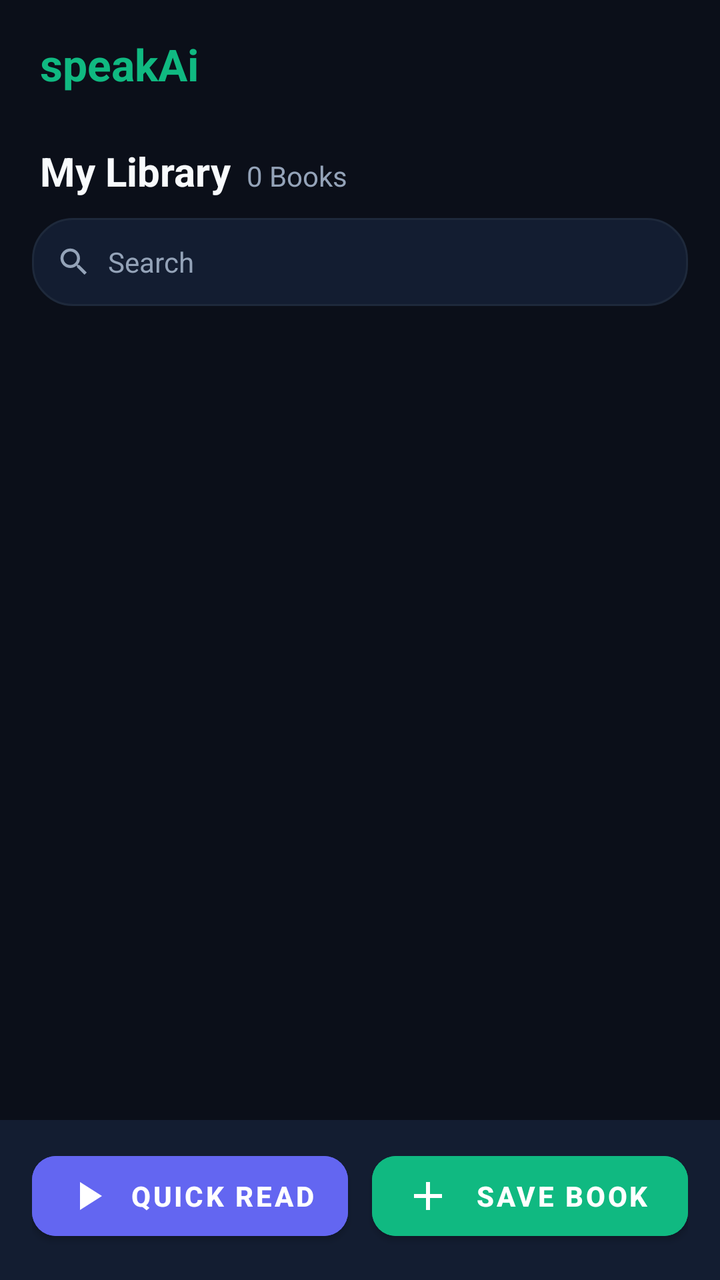
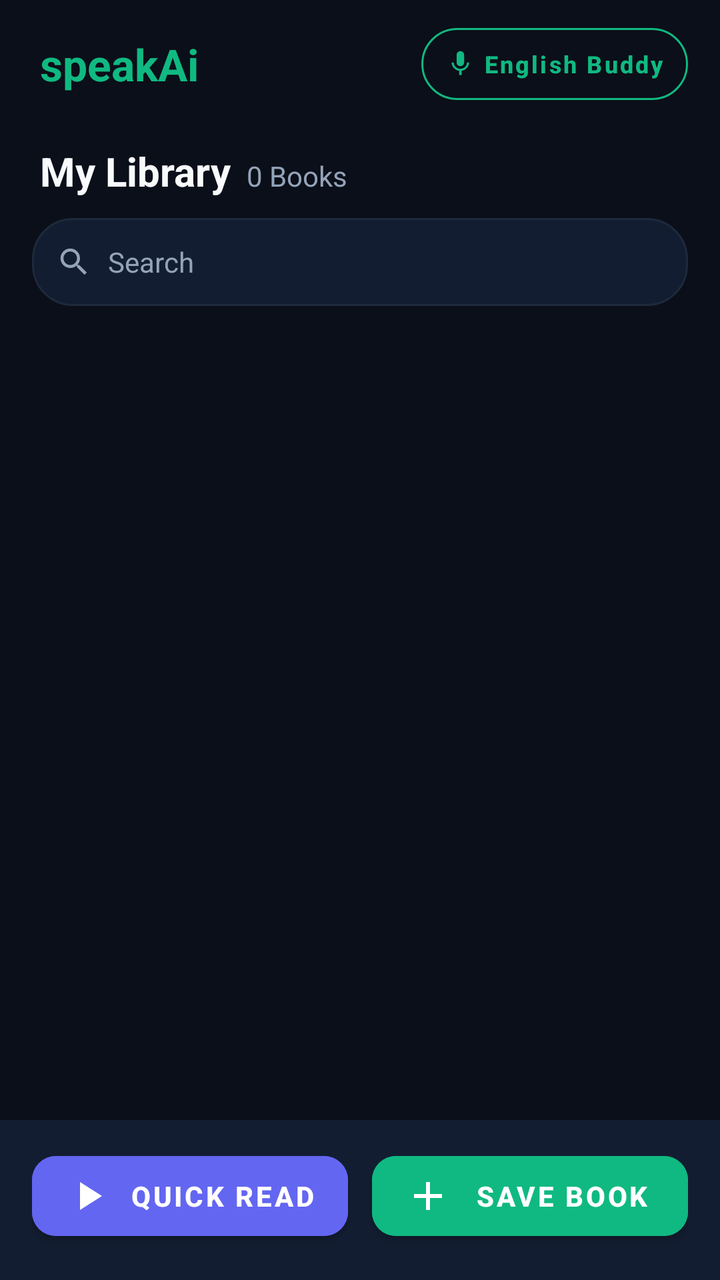

Compare the two renders of this Android layout. The source of the first and the diff that turns it into the second are given below.
<!-- AndroidManifest.xml: application theme Theme.SpeakAi -->
<!-- res/layout/activity_main.xml -->
<?xml version="1.0" encoding="utf-8"?>
<androidx.constraintlayout.widget.ConstraintLayout xmlns:android="http://schemas.android.com/apk/res/android"
    xmlns:app="http://schemas.android.com/apk/res-auto"
    android:layout_width="match_parent"
    android:layout_height="match_parent"
    android:background="@color/background_dark">

    
    <androidx.constraintlayout.widget.ConstraintLayout
        android:id="@+id/topBar"
        android:layout_width="match_parent"
        android:layout_height="64dp"
        android:paddingStart="20dp"
        android:paddingEnd="16dp"
        app:layout_constraintTop_toTopOf="parent">

        <TextView
            android:id="@+id/tvAppTitle"
            android:layout_width="wrap_content"
            android:layout_height="wrap_content"
            android:text="speakAi"
            android:textColor="@color/primary"
            android:textSize="22sp"
            android:textStyle="bold"
            app:layout_constraintBottom_toBottomOf="parent"
            app:layout_constraintStart_toStartOf="parent"
            app:layout_constraintTop_toTopOf="parent" />

    </androidx.constraintlayout.widget.ConstraintLayout>

    
    <TextView
        android:id="@+id/tvLibraryTitle"
        android:layout_width="wrap_content"
        android:layout_height="wrap_content"
        android:layout_marginStart="20dp"
        android:layout_marginTop="8dp"
        android:text="@string/library_title"
        android:textColor="@color/text_primary"
        android:textSize="20sp"
        android:textStyle="bold"
        app:layout_constraintStart_toStartOf="parent"
        app:layout_constraintTop_toBottomOf="@id/topBar" />

    <TextView
        android:id="@+id/tvBookCount"
        android:layout_width="wrap_content"
        android:layout_height="wrap_content"
        android:layout_marginStart="8dp"
        android:text="0 Books"
        android:textColor="@color/text_secondary"
        android:textSize="14sp"
        app:layout_constraintBaseline_toBaselineOf="@id/tvLibraryTitle"
        app:layout_constraintStart_toEndOf="@id/tvLibraryTitle" />

    <include
        android:id="@+id/bookSearchBar"
        layout="@layout/view_search_bar"
        android:layout_width="match_parent"
        android:layout_height="44dp"
        android:layout_marginStart="16dp"
        android:layout_marginTop="10dp"
        android:layout_marginEnd="16dp"
        app:layout_constraintTop_toBottomOf="@id/tvLibraryTitle" />

    
    <androidx.recyclerview.widget.RecyclerView
        android:id="@+id/rvBooks"
        android:layout_width="match_parent"
        android:layout_height="0dp"
        android:layout_marginTop="8dp"
        android:clipToPadding="false"
        android:paddingBottom="16dp"
        app:layout_constraintBottom_toTopOf="@id/bottomDockedSection"
        app:layout_constraintTop_toBottomOf="@id/bookSearchBar" />

    
    <LinearLayout
        android:id="@+id/layoutEmptyState"
        android:layout_width="match_parent"
        android:layout_height="0dp"
        android:gravity="center"
        android:orientation="vertical"
        android:padding="32dp"
        android:visibility="gone"
        app:layout_constraintBottom_toTopOf="@id/bottomDockedSection"
        app:layout_constraintTop_toBottomOf="@id/bookSearchBar">

        <ImageView
            android:layout_width="72dp"
            android:layout_height="72dp"
            android:alpha="0.6"
            android:src="@drawable/ic_book"
            android:contentDescription="@string/app_name" />

        <TextView
            android:layout_width="wrap_content"
            android:layout_height="wrap_content"
            android:layout_marginTop="16dp"
            android:gravity="center"
            android:text="@string/no_books_message"
            android:textColor="@color/text_secondary"
            android:textSize="15sp"
            android:lineSpacingExtra="4dp" />

    </LinearLayout>

    
    <ProgressBar
        android:id="@+id/pbLoading"
        android:layout_width="wrap_content"
        android:layout_height="wrap_content"
        android:indeterminateTint="@color/primary"
        android:visibility="gone"
        app:layout_constraintBottom_toBottomOf="parent"
        app:layout_constraintEnd_toEndOf="parent"
        app:layout_constraintStart_toStartOf="parent"
        app:layout_constraintTop_toTopOf="parent" />

    
    <LinearLayout
        android:id="@+id/bottomDockedSection"
        android:layout_width="match_parent"
        android:layout_height="wrap_content"
        android:orientation="vertical"
        app:layout_constraintBottom_toBottomOf="parent">

        <include
            android:id="@+id/miniPlayerContainer"
            layout="@layout/view_mini_player" />

        <LinearLayout
            android:id="@+id/bottomActionBar"
            android:layout_width="match_parent"
            android:layout_height="wrap_content"
            android:background="@color/card_surface"
            android:orientation="horizontal"
            android:paddingStart="16dp"
            android:paddingEnd="16dp"
            android:paddingTop="12dp"
            android:paddingBottom="16dp">

            <com.google.android.material.button.MaterialButton
                android:id="@+id/btnQuickRead"
                android:layout_width="0dp"
                android:layout_height="52dp"
                android:layout_weight="1"
                android:layout_marginEnd="6dp"
                android:backgroundTint="@color/accent"
                android:text="@string/quick_read"
                android:textColor="@android:color/white"
                android:textSize="14sp"
                android:textStyle="bold"
                app:cornerRadius="12dp"
                app:icon="@drawable/ic_play"
                app:iconTint="@android:color/white" />

            <com.google.android.material.button.MaterialButton
                android:id="@+id/btnSaveBook"
                android:layout_width="0dp"
                android:layout_height="52dp"
                android:layout_weight="1"
                android:layout_marginStart="6dp"
                android:backgroundTint="@color/primary"
                android:text="@string/add_book"
                android:textColor="@android:color/white"
                android:textSize="14sp"
                android:textStyle="bold"
                app:cornerRadius="12dp"
                app:icon="@drawable/ic_add"
                app:iconTint="@android:color/white" />

        </LinearLayout>

    </LinearLayout>

</androidx.constraintlayout.widget.ConstraintLayout>
<!-- res/layout/view_search_bar.xml (included above) -->
<?xml version="1.0" encoding="utf-8"?>
<LinearLayout xmlns:android="http://schemas.android.com/apk/res/android"
    android:layout_width="match_parent"
    android:layout_height="44dp"
    android:background="@drawable/bg_chip_unselected"
    android:gravity="center_vertical"
    android:orientation="horizontal"
    android:paddingStart="12dp"
    android:paddingEnd="8dp">

    <ImageView
        android:layout_width="18dp"
        android:layout_height="18dp"
        android:contentDescription="@string/search"
        android:src="@drawable/ic_search" />

    <EditText
        android:id="@+id/etSearchQuery"
        android:layout_width="0dp"
        android:layout_height="match_parent"
        android:layout_marginStart="8dp"
        android:layout_weight="1"
        android:background="@android:color/transparent"
        android:hint="@string/search"
        android:imeOptions="actionSearch"
        android:inputType="text"
        android:maxLines="1"
        android:textColor="@color/text_primary"
        android:textColorHint="@color/text_secondary"
        android:textSize="14sp" />

    <ImageButton
        android:id="@+id/btnClearSearch"
        android:layout_width="32dp"
        android:layout_height="32dp"
        android:background="?attr/selectableItemBackgroundBorderless"
        android:contentDescription="@string/clear_search"
        android:src="@drawable/ic_close"
        android:visibility="gone" />

</LinearLayout>
<!-- res/layout/view_mini_player.xml (included above) -->
<?xml version="1.0" encoding="utf-8"?>
<LinearLayout xmlns:android="http://schemas.android.com/apk/res/android"
    android:id="@+id/miniPlayerRoot"
    android:layout_width="match_parent"
    android:layout_height="wrap_content"
    android:background="@color/card_surface"
    android:orientation="vertical"
    android:visibility="gone">

    <View
        android:layout_width="match_parent"
        android:layout_height="1dp"
        android:background="@color/border_color" />

    <LinearLayout
        android:layout_width="match_parent"
        android:layout_height="60dp"
        android:gravity="center_vertical"
        android:orientation="horizontal"
        android:paddingStart="14dp"
        android:paddingEnd="10dp">

        <LinearLayout
            android:id="@+id/miniPlayerBody"
            android:layout_width="0dp"
            android:layout_height="match_parent"
            android:layout_weight="1"
            android:background="?attr/selectableItemBackground"
            android:gravity="center_vertical"
            android:orientation="vertical"
            android:paddingEnd="8dp">

            <TextView
                android:id="@+id/tvMiniChapterTitle"
                android:layout_width="match_parent"
                android:layout_height="wrap_content"
                android:ellipsize="end"
                android:singleLine="true"
                android:text="Chapter Title"
                android:textColor="@color/text_primary"
                android:textSize="14sp"
                android:textStyle="bold" />

            <TextView
                android:id="@+id/tvMiniBookStatus"
                android:layout_width="match_parent"
                android:layout_height="wrap_content"
                android:layout_marginTop="2dp"
                android:ellipsize="end"
                android:singleLine="true"
                android:text="Playing"
                android:textColor="@color/primary"
                android:textSize="12sp" />
        </LinearLayout>

        <ImageButton
            android:id="@+id/btnMiniPlayPause"
            android:layout_width="42dp"
            android:layout_height="42dp"
            android:background="?attr/selectableItemBackgroundBorderless"
            android:contentDescription="@string/play_pause"
            android:src="@drawable/ic_pause" />

        <ImageButton
            android:id="@+id/btnMiniStop"
            android:layout_width="42dp"
            android:layout_height="42dp"
            android:background="?attr/selectableItemBackgroundBorderless"
            android:contentDescription="@string/stop_playback"
            android:src="@drawable/ic_close" />

    </LinearLayout>

</LinearLayout>
<!-- resources referenced by this layout -->
<resources>
  <color name="accent">#6366F1</color>
  <color name="background_dark">#0B0F19</color>
  <color name="border_color">#1E293B</color>
  <color name="card_surface">#131D31</color>
  <color name="primary">#10B981</color>
  <color name="text_primary">#F8FAFC</color>
  <color name="text_secondary">#94A3B8</color>
  <!-- drawable bg_chip_unselected (drawable) -->
  <?xml version="1.0" encoding="utf-8"?>
  <shape xmlns:android="http://schemas.android.com/apk/res/android"
      android:shape="rectangle">
      <solid android:color="@color/card_surface" />
      <corners android:radius="20dp" />
      <stroke
          android:width="1dp"
          android:color="@color/border_color" />
  </shape>
  <!-- drawable ic_add (drawable) -->
  <vector xmlns:android="http://schemas.android.com/apk/res/android"
      android:width="24dp"
      android:height="24dp"
      android:viewportWidth="24"
      android:viewportHeight="24">
    <path
        android:fillColor="#FFFFFF"
        android:pathData="M19,13h-6v6h-2v-6H5v-2h6V5h2v6h6v2z"/>
  </vector>
  <!-- drawable ic_book (drawable) -->
  <vector xmlns:android="http://schemas.android.com/apk/res/android"
      android:width="24dp"
      android:height="24dp"
      android:viewportWidth="24"
      android:viewportHeight="24">
    <path
        android:fillColor="#10B981"
        android:pathData="M18,2H6c-1.1,0 -2,0.9 -2,2v16c0,1.1 0.9,2 2,2h12c1.1,0 2,-0.9 2,-2V4c0,-1.1 -0.9,-2 -2,-2zM6,4h5v8l-2.5,-1.5L6,12V4z"/>
  </vector>
  <!-- drawable ic_close (drawable) -->
  <vector xmlns:android="http://schemas.android.com/apk/res/android"
      android:width="24dp"
      android:height="24dp"
      android:viewportWidth="24"
      android:viewportHeight="24">
      <path
          android:fillColor="#94A3B8"
          android:pathData="M19,6.41L17.59,5 12,10.59 6.41,5 5,6.41 10.59,12 5,17.59 6.41,19 12,13.41 17.59,19 19,17.59 13.41,12z" />
  </vector>
  <!-- drawable ic_pause (drawable) -->
  <vector xmlns:android="http://schemas.android.com/apk/res/android"
      android:width="24dp"
      android:height="24dp"
      android:viewportWidth="24"
      android:viewportHeight="24">
    <path
        android:fillColor="#10B981"
        android:pathData="M6,19h4V5H6v14zm8,-14v14h4V5h-4z"/>
  </vector>
  <!-- drawable ic_play (drawable) -->
  <vector xmlns:android="http://schemas.android.com/apk/res/android"
      android:width="24dp"
      android:height="24dp"
      android:viewportWidth="24"
      android:viewportHeight="24">
    <path
        android:fillColor="#10B981"
        android:pathData="M8,5v14l11,-7z"/>
  </vector>
  <string name="add_book">Save Book</string>
  <string name="app_name">speakAi</string>
  <string name="clear_search">Clear Search</string>
  <string name="library_title">My Library</string>
  <string name="no_books_message">No saved books yet.\nTap Quick Read to listen to a photo or page,\nor Save Book to store chapters in your library.</string>
  <string name="play_pause">Play or Pause</string>
  <string name="quick_read">Quick Read</string>
  <string name="search">Search</string>
  <string name="stop_playback">Stop Playback</string>
  <color name="primary_dark">#059669</color>
  <!-- unchanged entries left out for length: 2 -->
</resources>

<!-- the commit's change to res/layout/activity_main.xml (unified diff, before → after) -->
@@ -25,6 +25,29 @@
             app:layout_constraintBottom_toBottomOf="parent"
             app:layout_constraintStart_toStartOf="parent"
             app:layout_constraintTop_toTopOf="parent" />
+
+        <com.google.android.material.button.MaterialButton
+            android:id="@+id/btnEnglishTutor"
+            style="@style/Widget.MaterialComponents.Button.OutlinedButton"
+            android:layout_width="wrap_content"
+            android:layout_height="36dp"
+            android:insetTop="0dp"
+            android:insetBottom="0dp"
+            android:paddingStart="12dp"
+            android:paddingEnd="12dp"
+            android:text="@string/english_tutor"
+            android:textAllCaps="false"
+            android:textColor="@color/primary"
+            android:textSize="12sp"
+            android:textStyle="bold"
+            app:cornerRadius="18dp"
+            app:icon="@drawable/ic_mic"
+            app:iconSize="15dp"
+            app:iconTint="@color/primary"
+            app:layout_constraintBottom_toBottomOf="parent"
+            app:layout_constraintEnd_toEndOf="parent"
+            app:layout_constraintTop_toTopOf="parent"
+            app:strokeColor="@color/primary" />
 
     </androidx.constraintlayout.widget.ConstraintLayout>
 
<!-- resource entries referenced after the edit -->
@@ -47,6 +47,16 @@
           android:fillColor="#94A3B8"
           android:pathData="M19,6.41L17.59,5 12,10.59 6.41,5 5,6.41 10.59,12 5,17.59 6.41,19 12,13.41 17.59,19 19,17.59 13.41,12z" />
   </vector>
+  <!-- drawable ic_mic (drawable) -->
+  <vector xmlns:android="http://schemas.android.com/apk/res/android"
+      android:width="24dp"
+      android:height="24dp"
+      android:viewportWidth="24"
+      android:viewportHeight="24">
+      <path
+          android:fillColor="#FFFFFF"
+          android:pathData="M12,14c1.66,0 3,-1.34 3,-3V5c0,-1.66 -1.34,-3 -3,-3S9,3.34 9,5v6c0,1.66 1.34,3 3,3zM17.3,11c0,3 -2.54,5.1 -5.3,5.1S6.7,14 6.7,11H5c0,3.41 2.72,6.23 6,6.72V21h2v-3.28c3.28,-0.49 6,-3.31 6,-6.72h-1.7z" />
+  </vector>
   <!-- drawable ic_pause (drawable) -->
   <vector xmlns:android="http://schemas.android.com/apk/res/android"
       android:width="24dp"
@@ -70,6 +80,7 @@
   <string name="add_book">Save Book</string>
   <string name="app_name">speakAi</string>
   <string name="clear_search">Clear Search</string>
+  <string name="english_tutor">English Buddy</string>
   <string name="library_title">My Library</string>
   <string name="no_books_message">No saved books yet.\nTap Quick Read to listen to a photo or page,\nor Save Book to store chapters in your library.</string>
   <string name="play_pause">Play or Pause</string>
